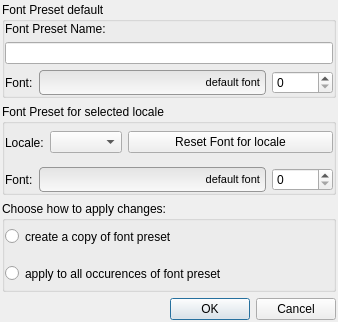
Before: the Qt Designer form Tools/UIEditor/UI/editfontdialog.ui in xaoctech/dava.engine, drawn with Qt 5.
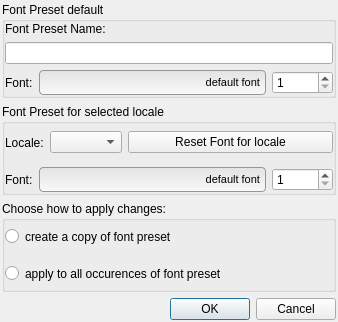
After: the same form once the commit is applied.

Commit message: [DF-4236] - another Code Review changes.

The edit to the form file:
```diff
--- a/Tools/UIEditor/UI/editfontdialog.ui
+++ b/Tools/UIEditor/UI/editfontdialog.ui
@@ -89,6 +89,9 @@
              <verstretch>0</verstretch>
             </sizepolicy>
            </property>
+           <property name="minimum">
+            <number>1</number>
+           </property>
            <property name="maximum">
             <number>10000</number>
            </property>
@@ -198,6 +201,9 @@
              <verstretch>0</verstretch>
             </sizepolicy>
            </property>
+           <property name="minimum">
+            <number>1</number>
+           </property>
            <property name="maximum">
             <number>10000</number>
            </property>
```
The commit also changes 2 other files.
